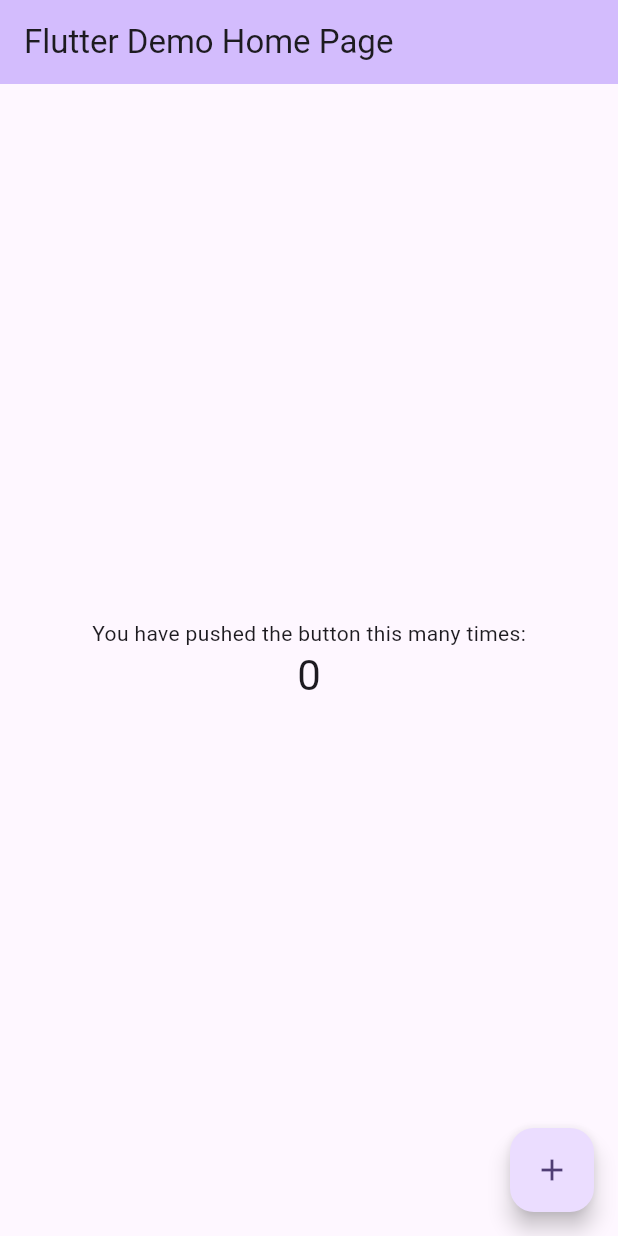
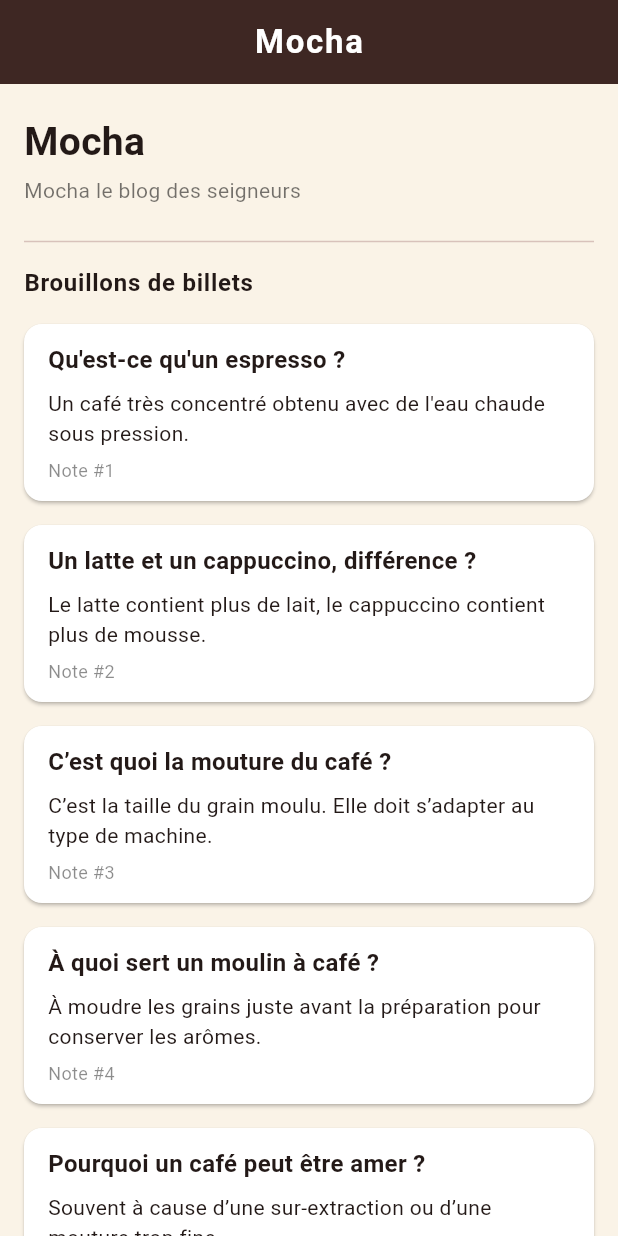
Before and after one commit to APlouzeau/mocha, a Flutter app: the screen it shows after launch, on a phone screen of 412 x 824 dp. Run offline on Flutter 3.47's test engine with Material 3 defaults, Android fonts, the phone set to English and light mode, and no system bars.

Commit message:
creating faq

```diff
--- a/lib/main.dart
+++ b/lib/main.dart
@@ -1,122 +1,169 @@
 import 'package:flutter/material.dart';
 
 void main() {
-  runApp(const MyApp());
+  runApp(const MochaApp());
 }
 
-class MyApp extends StatelessWidget {
-  const MyApp({super.key});
+class MochaApp extends StatelessWidget {
+  const MochaApp({super.key});
 
-  // This widget is the root of your application.
   @override
   Widget build(BuildContext context) {
     return MaterialApp(
-      title: 'Flutter Demo',
+      debugShowCheckedModeBanner: false,
+      title: 'Mocha - Blog',
       theme: ThemeData(
-        // This is the theme of your application.
-        //
-        // TRY THIS: Try running your application with "flutter run". You'll see
-        // the application has a purple toolbar. Then, without quitting the app,
-        // try changing the seedColor in the colorScheme below to Colors.green
-        // and then invoke "hot reload" (save your changes or press the "hot
-        // reload" button in a Flutter-supported IDE, or press "r" if you used
-        // the command line to start the app).
-        //
-        // Notice that the counter didn't reset back to zero; the application
-        // state is not lost during the reload. To reset the state, use hot
-        // restart instead.
-        //
-        // This works for code too, not just values: Most code changes can be
-        // tested with just a hot reload.
-        colorScheme: .fromSeed(seedColor: Colors.deepPurple),
+        colorScheme: ColorScheme.fromSeed(
+          seedColor: const Color(0xFF6D4C41),
+        ),
+        useMaterial3: true,
+        scaffoldBackgroundColor: const Color(0xFFFAF3E7),
+        appBarTheme: const AppBarTheme(
+          backgroundColor: Color(0xFF3E2723),
+          foregroundColor: Colors.white,
+          elevation: 0,
+          centerTitle: true,
+          titleTextStyle: TextStyle(
+            fontSize: 22,
+            fontWeight: FontWeight.w700,
+            letterSpacing: 1.2,
+          ),
+        ),
+        cardTheme: const CardThemeData(
+          color: Colors.white,
+          elevation: 1,
+          margin: EdgeInsets.symmetric(vertical: 8),
+          shape: RoundedRectangleBorder(
+            borderRadius: BorderRadius.all(Radius.circular(12)),
+          ),
+        ),
       ),
-      home: const MyHomePage(title: 'Flutter Demo Home Page'),
+      home: const MochaHomePage(),
     );
   }
 }
 
-class MyHomePage extends StatefulWidget {
-  const MyHomePage({super.key, required this.title});
+/// Page d’accueil "pré-blog" :
+/// pour l’instant on affiche 5 questions / réponses
+/// comme si c’était des brouillons d’articles.
+class MochaHomePage extends StatelessWidget {
+  const MochaHomePage({super.key});
 
-  // This widget is the home page of your application. It is stateful, meaning
-  // that it has a State object (defined below) that contains fields that affect
-  // how it looks.
-
-  // This class is the configuration for the state. It holds the values (in this
-  // case the title) provided by the parent (in this case the App widget) and
-  // used by the build method of the State. Fields in a Widget subclass are
-  // always marked "final".
-
-  final String title;
-
-  @override
-  State<MyHomePage> createState() => _MyHomePageState();
-}
-
-class _MyHomePageState extends State<MyHomePage> {
-  int _counter = 0;
-
-  void _incrementCounter() {
-    setState(() {
-      // This call to setState tells the Flutter framework that something has
-      // changed in this State, which causes it to rerun the build method below
-      // so that the display can reflect the updated values. If we changed
-      // _counter without calling setState(), then the build method would not be
-      // called again, and so nothing would appear to happen.
-      _counter++;
-    });
-  }
+  final List<Map<String, String>> questions = const [
+    {
+      'question': "Qu'est-ce qu'un espresso ?",
+      'answer':
+      "Un café très concentré obtenu avec de l'eau chaude sous pression."
+    },
+    {
+      'question': 'Un latte et un cappuccino, différence ?',
+      'answer':
+      'Le latte contient plus de lait, le cappuccino contient plus de mousse.'
+    },
+    {
+      'question': 'C’est quoi la mouture du café ?',
+      'answer':
+      'C’est la taille du grain moulu. Elle doit s’adapter au type de machine.'
+    },
+    {
+      'question': 'À quoi sert un moulin à café ?',
+      'answer':
+      'À moudre les grains juste avant la préparation pour conserver les arômes.'
+    },
+    {
+      'question': 'Pourquoi un café peut être amer ?',
+      'answer':
+      'Souvent à cause d’une sur-extraction ou d’une mouture trop fine.'
+    },
+  ];
 
   @override
   Widget build(BuildContext context) {
-    // This method is rerun every time setState is called, for instance as done
-    // by the _incrementCounter method above.
-    //
-    // The Flutter framework has been optimized to make rerunning build methods
-    // fast, so that you can just rebuild anything that needs updating rather
-    // than having to individually change instances of widgets.
     return Scaffold(
       appBar: AppBar(
-        // TRY THIS: Try changing the color here to a specific color (to
-        // Colors.amber, perhaps?) and trigger a hot reload to see the AppBar
-        // change color while the other colors stay the same.
-        backgroundColor: Theme.of(context).colorScheme.inversePrimary,
-        // Here we take the value from the MyHomePage object that was created by
-        // the App.build method, and use it to set our appbar title.
-        title: Text(widget.title),
+        title: const Text('Mocha'),
       ),
-      body: Center(
-        // Center is a layout widget. It takes a single child and positions it
-        // in the middle of the parent.
+      body: SingleChildScrollView(
+        padding: const EdgeInsets.symmetric(horizontal: 16, vertical: 20),
         child: Column(
-          // Column is also a layout widget. It takes a list of children and
-          // arranges them vertically. By default, it sizes itself to fit its
-          // children horizontally, and tries to be as tall as its parent.
-          //
-          // Column has various properties to control how it sizes itself and
-          // how it positions its children. Here we use mainAxisAlignment to
-          // center the children vertically; the main axis here is the vertical
-          // axis because Columns are vertical (the cross axis would be
-          // horizontal).
-          //
-          // TRY THIS: Invoke "debug painting" (choose the "Toggle Debug Paint"
-          // action in the IDE, or press "p" in the console), to see the
-          // wireframe for each widget.
-          mainAxisAlignment: .center,
+          crossAxisAlignment: CrossAxisAlignment.start,
           children: [
-            const Text('You have pushed the button this many times:'),
-            Text(
-              '$_counter',
-              style: Theme.of(context).textTheme.headlineMedium,
+            const Text(
+              'Mocha',
+              style: TextStyle(
+                fontSize: 26,
+                fontWeight: FontWeight.w700,
+              ),
+            ),
+            const SizedBox(height: 4),
+            const Text(
+              "Mocha le blog des seigneurs",
+              style: TextStyle(
+                fontSize: 14,
+                color: Colors.black54,
+              ),
+            ),
+            const SizedBox(height: 16),
+            const Divider(),
+            const SizedBox(height: 8),
+            const Text(
+              'Brouillons de billets',
+              style: TextStyle(
+                fontSize: 16,
+                fontWeight: FontWeight.w600,
+                letterSpacing: 0.5,
+              ),
+            ),
+            const SizedBox(height: 8),
+
+            ListView.builder(
+              itemCount: questions.length,
+              shrinkWrap: true,
+              physics: const NeverScrollableScrollPhysics(),
+              itemBuilder: (context, index) {
+                final q = questions[index];
+
+                return Card(
+                  child: Padding(
+                    padding: const EdgeInsets.symmetric(
+                      horizontal: 16,
+                      vertical: 12,
+                    ),
+                    child: Column(
+                      crossAxisAlignment: CrossAxisAlignment.start,
+                      children: [
+                        Text(
+                          q['question']!,
+                          style: const TextStyle(
+                            fontSize: 16,
+                            fontWeight: FontWeight.w700,
+                          ),
+                        ),
+                        const SizedBox(height: 8),
+                        Text(
+                          q['answer']!,
+                          style: const TextStyle(
+                            fontSize: 14,
+                            height: 1.4,
+                          ),
+                        ),
+                        const SizedBox(height: 6),
+                        Text(
+                          'Note #${index + 1}',
+                          style: const TextStyle(
+                            fontSize: 12,
+                            color: Colors.black45,
+                          ),
+                        ),
+                      ],
+                    ),
+                  ),
+                );
+              },
             ),
           ],
         ),
       ),
-      floatingActionButton: FloatingActionButton(
-        onPressed: _incrementCounter,
-        tooltip: 'Increment',
-        child: const Icon(Icons.add),
-      ),
     );
   }
 }
```
